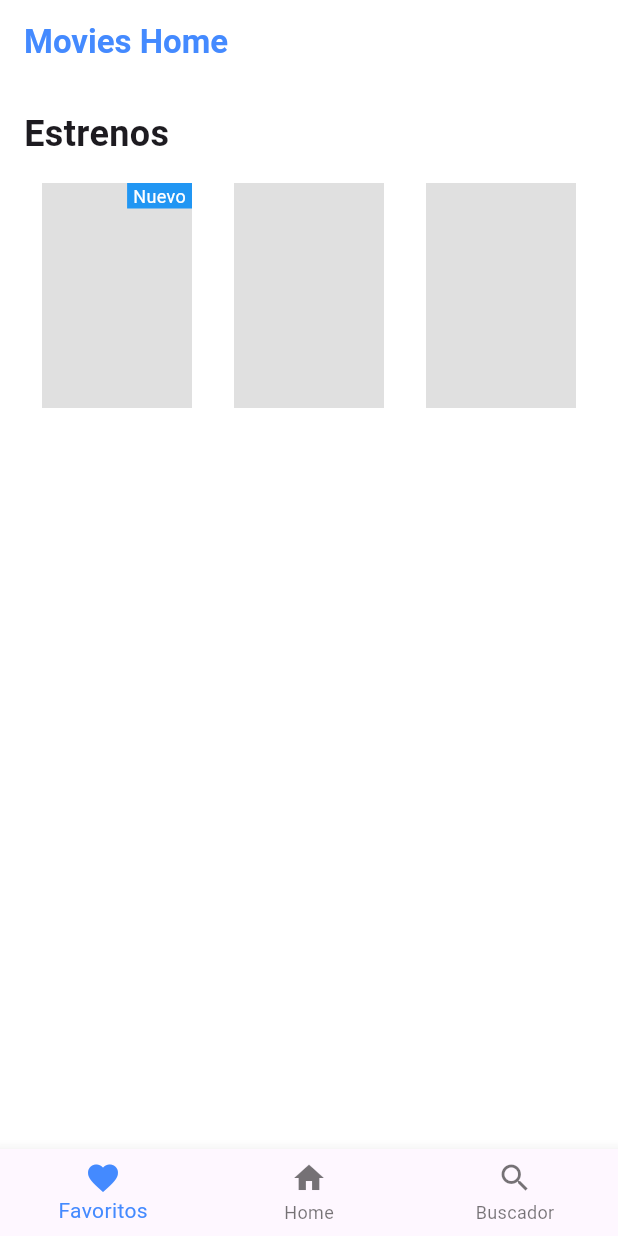
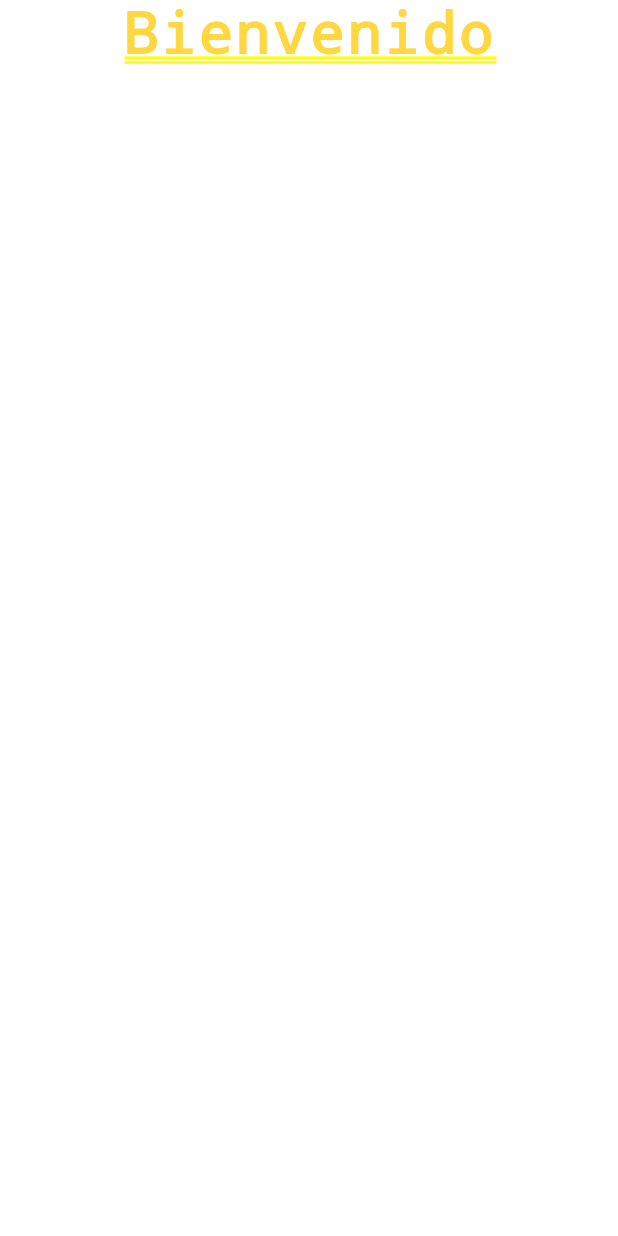
Before and after one commit to erika-nath/catalogoPeliculasDart, a Flutter app: the screen it shows after launch, on a phone screen of 412 x 824 dp. Run offline on Flutter 3.47's test engine with Material 3 defaults, Android fonts, the phone set to English and light mode, and no system bars.

Commit message:
added column and welcome text

```diff
--- a/lib/main.dart
+++ b/lib/main.dart
@@ -14,11 +14,37 @@ class MyApp extends StatelessWidget {
       title: 'Movie App',
       theme: ThemeData(useMaterial3: true),
       debugShowCheckedModeBanner: false,
-      home: const HomeMovieScreen(),
+      home:  Welcome(),
     );
   }
 }
 
+//layout
+class Welcome extends StatelessWidget{
+const Welcome({super.key});
+@override
+Widget build(BuildContext context){
+  return const Column(
+    mainAxisSize: MainAxisSize.min,
+    children: [
+      Text(
+        'Bienvenido',
+        style: TextStyle(
+          fontSize: 38,
+          color: Colors.amberAccent,
+          letterSpacing: 2,
+        ),
+
+        ),
+
+  ],
+  );
+
+}
+
+}
+
+//HOME widgets
 class HomeMovieScreen extends StatelessWidget {
   const HomeMovieScreen({super.key});
 
```
